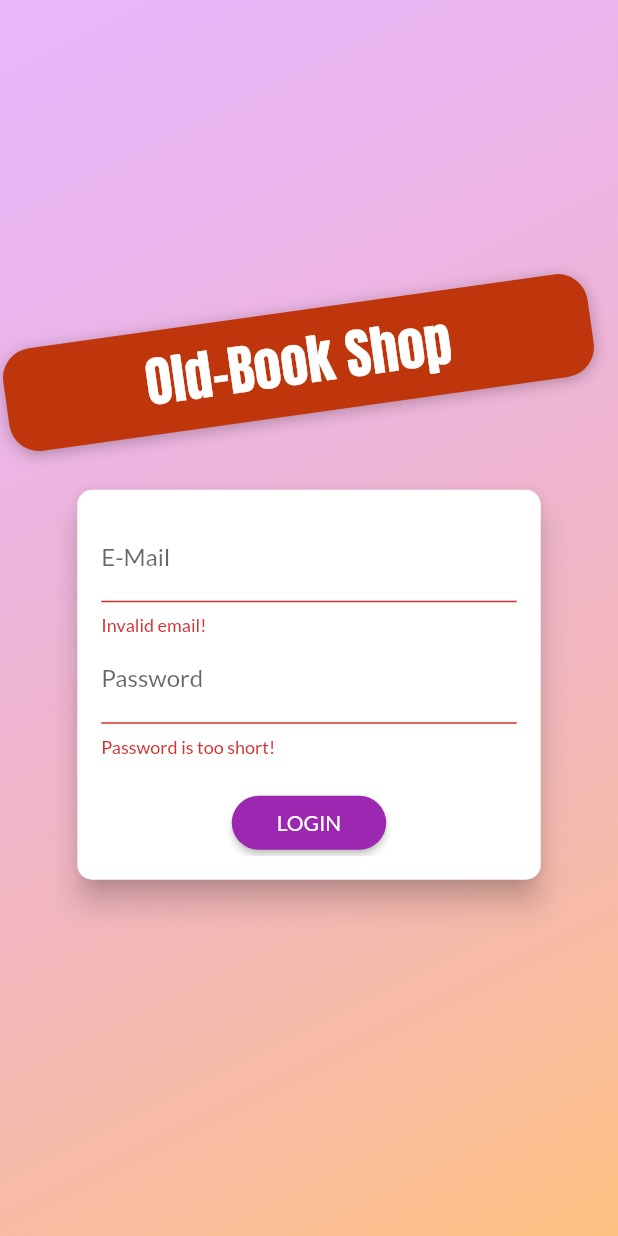
After one commit to abdGhost/Shop-App, a Flutter app: the screen it shows after launch, after a tap on "LOGIN", on a phone screen of 412 x 824 dp. The commit adds this screen. Run offline on Flutter 3.47's test engine with Material 2 defaults, Android fonts, the phone set to English and light mode, and no system bars; our stand-ins replace shared_preferences; network calls fail.

Commit message:
Using firestore to store using information and also added auto-login using shared preferences

```diff
--- a/lib/main.dart
+++ b/lib/main.dart
@@ -1,11 +1,14 @@
 import 'package:flutter/material.dart';
 import 'package:provider/provider.dart';
+import 'package:shop_app/providers/auth.dart';
 import 'package:shop_app/providers/orders.dart';
+import 'package:shop_app/screens/auth_screen.dart';
 import 'package:shop_app/screens/cart_screen.dart';
 import 'package:shop_app/screens/edit_product_screen.dart';
 import 'package:shop_app/screens/orders_screen.dart';
 import 'package:shop_app/screens/product_detail_screen.dart';
 import 'package:shop_app/screens/products_overview_screen.dart';
+import 'package:shop_app/screens/splash_screen.dart';
 import 'package:shop_app/screens/user_products_screen.dart';
 
 import 'providers/cart.dart';
@@ -19,16 +22,36 @@ class MyApp extends StatelessWidget {
     return MultiProvider(
       providers: [
         ChangeNotifierProvider(
-          create: (ctx) => Products(),
+          create: (ctx) => Auth(),
+        ),
+        // ChangeNotifierProvider(
+        //   create: (ctx) => Products(),
+        // ),
+        ChangeNotifierProxyProvider<Auth, Products>(
+          create: (_) => Products('', '', []),
+          update: (ctx, auth, previousProducts) => Products(
+            auth.token,
+            auth.userId,
+            previousProducts == null ? [] : previousProducts.items,
+          ),
         ),
         ChangeNotifierProvider(
           create: (ctx) => Cart(),
         ),
-        ChangeNotifierProvider(
-          create: (ctx) => Orders(),
+        // ChangeNotifierProvider(
+        //   create: (ctx) => Orders(),
+        // ),
+        ChangeNotifierProxyProvider<Auth, Orders>(
+          create: (_) => Orders('', '', []),
+          update: (ctx, auth, previousOrders) => Orders(
+            auth.token,
+            auth.userId,
+            previousOrders == null ? [] : previousOrders.orders,
+          ),
         ),
       ],
-      child: MaterialApp(
+      child: Consumer<Auth>(
+        builder: (ctx, auth, _) => MaterialApp(
           debugShowCheckedModeBanner: false,
           title: 'My Shop',
           theme: ThemeData(
@@ -36,7 +59,16 @@ class MyApp extends StatelessWidget {
             accentColor: Colors.deepOrange,
             fontFamily: 'Lato',
           ),
-        home: ProductOverviewScreen(),
+          home: auth.isAuth
+              ? ProductOverviewScreen()
+              : FutureBuilder(
+                  future: auth.tryAutoLogin(),
+                  builder: (ctx, authResultSnapshot) =>
+                      authResultSnapshot.connectionState ==
+                              ConnectionState.waiting
+                          ? SplashScreen()
+                          : AuthScreen(),
+                ),
           routes: {
             ProductDetailScreen.routesName: (ctx) => ProductDetailScreen(),
             CartScreen.routeName: (ctx) => CartScreen(),
@@ -45,6 +77,7 @@ class MyApp extends StatelessWidget {
             EditProductScreen.routeName: (ctx) => EditProductScreen(),
           },
         ),
+      ),
     );
   }
 }
--- /dev/null
+++ b/lib/providers/auth.dart
@@ -0,0 +1,126 @@
+import 'dart:async';
+import 'dart:convert';
+
+import 'package:flutter/cupertino.dart';
+import 'package:http/http.dart' as http;
+import 'package:shared_preferences/shared_preferences.dart';
+import 'package:shop_app/models/http_exception.dart';
+
+class Auth with ChangeNotifier {
+  String _token;
+  DateTime _expiryDate;
+  String _userId;
+  Timer _authTimer;
+
+  bool get isAuth {
+    return token != null;
+  }
+
+  String get token {
+    if (_expiryDate != null &&
+        _expiryDate.isAfter(DateTime.now()) &&
+        _token != null) {
+      return _token;
+    }
+    return null;
+  }
+
+  String get userId {
+    return _userId;
+  }
+
+  Future<void> _authenticate(
+      String email, String password, String urlSegment) async {
+    final url =
+        'https://identitytoolkit.googleapis.com/v1/accounts:$urlSegment?key=AIzaSyB6eLMRmLHVmrtmEFTH8DiPwP6YYGVjckY';
+    try {
+      final response = await http.post(
+        Uri.parse(url),
+        body: json.encode(
+          {
+            'email': email,
+            'password': password,
+            'returnSecureToken': true,
+          },
+        ),
+      );
+      final responseData = json.decode(response.body);
+      if (responseData['error'] != null) {
+        throw HttpException(
+          responseData['error']['message'],
+        );
+      }
+      _token = responseData['idToken'];
+      _userId = responseData['localId'];
+      _expiryDate = DateTime.now().add(
+        Duration(
+          seconds: int.parse(responseData['expiresIn']),
+        ),
+      );
+      _autoLogout();
+      notifyListeners();
+
+      final prefs = await SharedPreferences.getInstance();
+      final userData = json.encode({
+        'token': _token,
+        'userId': _userId,
+        'expiryDate': _expiryDate.toIso8601String()
+      });
+      prefs.setString('userData', userData);
+    } catch (error) {
+      throw error;
+    }
+  }
+
+  Future<bool> tryAutoLogin() async {
+    final prefs = await SharedPreferences.getInstance();
+
+    if (!prefs.containsKey('userData')) {
+      return false;
+    }
+    final extractedUserData =
+        json.decode(prefs.getString('userData')) as Map<String, Object>;
+
+    final expiryDate = DateTime.parse(extractedUserData['expiryDate']);
+    if (expiryDate.isBefore(DateTime.now())) {
+      return false;
+    }
+
+    _token = extractedUserData['token'];
+    _userId = extractedUserData['userId'];
+    _expiryDate = expiryDate;
+    notifyListeners();
+    _autoLogout();
+    return true;
+  }
+
+  Future<void> signup(String email, String password) async {
+    return _authenticate(email, password, 'signUp');
+  }
+
+  Future<void> login(String email, String password) async {
+    return _authenticate(email, password, 'signInWithPassword');
+  }
+
+  Future<void> logout() async {
+    _token = null;
+    _userId = null;
+    _expiryDate = null;
+    if (_authTimer != null) {
+      _authTimer.cancel();
+      _authTimer = null;
+    }
+    notifyListeners();
+    final prefs = await SharedPreferences.getInstance();
+    // prefs.remove('userDatata');
+    prefs.clear();
+  }
+
+  void _autoLogout() {
+    if (_authTimer != null) {
+      _authTimer.cancel();
+    }
+    final timeToExpiry = _expiryDate.difference(DateTime.now()).inSeconds;
+    _authTimer = Timer(Duration(seconds: timeToExpiry), logout);
+  }
+}
--- a/lib/providers/orders.dart
+++ b/lib/providers/orders.dart
@@ -20,14 +20,18 @@ class OrderItem {
 
 class Orders with ChangeNotifier {
   List<OrderItem> _orders = [];
+  String authToken;
+  final String userId;
+
+  Orders(this.authToken, this.userId, this._orders);
 
   List<OrderItem> get orders {
     return [..._orders];
   }
 
   Future<void> fetchAndSetOrders() async {
-    const url =
-        'https://shopapp-71821-default-rtdb.asia-southeast1.firebasedatabase.app/orders.json';
+    final url =
+        'https://shopapp-71821-default-rtdb.asia-southeast1.firebasedatabase.app/orders/$userId.json?auth=$authToken';
     final response = await http.get(Uri.parse(url));
     print(json.decode(response.body));
     final List<OrderItem> loadedOrders = [];
@@ -58,8 +62,8 @@ class Orders with ChangeNotifier {
   }
 
   Future<void> addOrder(List<CartItem> cartProduct, double total) async {
-    const url =
-        'https://shopapp-71821-default-rtdb.asia-southeast1.firebasedatabase.app/orders.json';
+    final url =
+        'https://shopapp-71821-default-rtdb.asia-southeast1.firebasedatabase.app/orders/$userId.json?auth=$authToken';
     final timeStamp = DateTime.now();
     final response = await http.post(
       Uri.parse(url),
--- /dev/null
+++ b/lib/screens/auth_screen.dart
@@ -0,0 +1,277 @@
+import 'dart:math';
+
+import 'package:flutter/material.dart';
+import 'package:provider/provider.dart';
+import 'package:shop_app/models/http_exception.dart';
+import 'package:shop_app/providers/auth.dart';
+
+enum AuthMode { Signup, Login }
+
+class AuthScreen extends StatelessWidget {
+  static const routeName = '/auth';
+
+  @override
+  Widget build(BuildContext context) {
+    final deviceSize = MediaQuery.of(context).size;
+    // final transformConfig = Matrix4.rotationZ(-8 * pi / 180);
+    // transformConfig.translate(-10.0);
+    return Scaffold(
+      // resizeToAvoidBottomInset: false,
+      body: Stack(
+        children: <Widget>[
+          Container(
+            decoration: BoxDecoration(
+              gradient: LinearGradient(
+                colors: [
+                  Color.fromRGBO(215, 117, 255, 1).withOpacity(0.5),
+                  Color.fromRGBO(255, 188, 117, 1).withOpacity(0.9),
+                ],
+                begin: Alignment.topLeft,
+                end: Alignment.bottomRight,
+                stops: [0, 1],
+              ),
+            ),
+          ),
+          SingleChildScrollView(
+            child: Container(
+              height: deviceSize.height,
+              width: deviceSize.width,
+              child: Column(
+                mainAxisAlignment: MainAxisAlignment.center,
+                crossAxisAlignment: CrossAxisAlignment.center,
+                children: <Widget>[
+                  Flexible(
+                    child: Container(
+                      margin: EdgeInsets.only(bottom: 20.0),
+                      padding:
+                          EdgeInsets.symmetric(vertical: 8.0, horizontal: 94.0),
+                      transform: Matrix4.rotationZ(-8 * pi / 180)
+                        ..translate(-10.0),
+                      // ..translate(-10.0),
+                      decoration: BoxDecoration(
+                        borderRadius: BorderRadius.circular(20),
+                        color: Colors.deepOrange.shade900,
+                        boxShadow: [
+                          BoxShadow(
+                            blurRadius: 8,
+                            color: Colors.black26,
+                            offset: Offset(0, 2),
+                          )
+                        ],
+                      ),
+                      child: Text(
+                        'Old-Book Shop',
+                        style: TextStyle(
+                          color: Theme.of(context).accentTextTheme.title.color,
+                          fontSize: 36,
+                          fontFamily: 'Anton',
+                          fontWeight: FontWeight.normal,
+                        ),
+                        textAlign: TextAlign.center,
+                      ),
+                    ),
+                  ),
+                  Flexible(
+                    flex: deviceSize.width > 600 ? 2 : 1,
+                    child: AuthCard(),
+                  ),
+                ],
+              ),
+            ),
+          ),
+        ],
+      ),
+    );
+  }
+}
+
+class AuthCard extends StatefulWidget {
+  const AuthCard({
+    Key key,
+  }) : super(key: key);
+
+  @override
+  _AuthCardState createState() => _AuthCardState();
+}
+
+class _AuthCardState extends State<AuthCard> {
+  final GlobalKey<FormState> _formKey = GlobalKey();
+  AuthMode _authMode = AuthMode.Login;
+  Map<String, String> _authData = {
+    'email': '',
+    'password': '',
+  };
+  var _isLoading = false;
+  final _passwordController = TextEditingController();
+
+  void _showErrorDialog(String message) {
+    showDialog(
+      context: context,
+      builder: (ctx) => AlertDialog(
+        title: Text('An Error Occured'),
+        content: Text(message),
+        actions: [
+          FlatButton(
+            onPressed: () {
+              Navigator.of(context).pop();
+            },
+            child: Text('Okay'),
+          ),
+        ],
+      ),
+    );
+  }
+
+  Future<void> _submit() async {
+    if (!_formKey.currentState.validate()) {
+      // Invalid!
+      return;
+    }
+    _formKey.currentState.save();
+    setState(() {
+      _isLoading = true;
+    });
+
+    try {
+      if (_authMode == AuthMode.Login) {
+        // Log user in
+        await Provider.of<Auth>(context, listen: false).login(
+          _authData['email'],
+          _authData['password'],
+        );
+      } else {
+        // Sign user up
+        await Provider.of<Auth>(context, listen: false).signup(
+          _authData['email'],
+          _authData['password'],
+        );
+      }
+    } on HttpException catch (error) {
+      var errorMessage = 'Authication failed.';
+
+      if (error.toString().contains('EMAIL_EXISTS')) {
+        errorMessage = 'This email address already in use';
+      } else if (error.toString().contains('INVALID_EMAIL')) {
+        errorMessage = 'This is nota valid email address';
+      } else if (error.toString().contains('WEAK_PASSWORD')) {
+        errorMessage = 'This password is too weak';
+      } else if (error.toString().contains('EMAIL_NOT_FOUND')) {
+        errorMessage = 'Could not find a user with that email id';
+      } else if (error.toString().contains('INVALID_PASSWORD')) {
+        errorMessage = 'Invalid password';
+      }
+      _showErrorDialog(errorMessage);
+    } catch (error) {
+      const errorMessage = 'Could not authenicate you. Please try again later.';
+      _showErrorDialog(errorMessage);
+    }
+    setState(() {
+      _isLoading = false;
+    });
+  }
+
+  void _switchAuthMode() {
+    if (_authMode == AuthMode.Login) {
+      setState(() {
+        _authMode = AuthMode.Signup;
+      });
+    } else {
+      setState(() {
+        _authMode = AuthMode.Login;
+      });
+    }
+  }
+
+  @override
+  Widget build(BuildContext context) {
+    final deviceSize = MediaQuery.of(context).size;
+    return Card(
+      shape: RoundedRectangleBorder(
+        borderRadius: BorderRadius.circular(10.0),
+      ),
+      elevation: 8.0,
+      child: Container(
+        height: _authMode == AuthMode.Signup ? 320 : 260,
+        constraints:
+            BoxConstraints(minHeight: _authMode == AuthMode.Signup ? 320 : 260),
+        width: deviceSize.width * 0.75,
+        padding: EdgeInsets.all(16.0),
+        child: Form(
+          key: _formKey,
+          child: SingleChildScrollView(
+            child: Column(
+              children: <Widget>[
+                TextFormField(
+                  decoration: InputDecoration(labelText: 'E-Mail'),
+                  keyboardType: TextInputType.emailAddress,
+                  validator: (value) {
+                    if (value.isEmpty || !value.contains('@')) {
+                      return 'Invalid email!';
+                    }
+                    return null;
+                    return null;
+                  },
+                  onSaved: (value) {
+                    _authData['email'] = value;
+                  },
+                ),
+                TextFormField(
+                  decoration: InputDecoration(labelText: 'Password'),
+                  obscureText: true,
+                  controller: _passwordController,
+                  validator: (value) {
+                    if (value.isEmpty || value.length < 5) {
+                      return 'Password is too short!';
+                    }
+                  },
+                  onSaved: (value) {
+                    _authData['password'] = value;
+                  },
+                ),
+                if (_authMode == AuthMode.Signup)
+                  TextFormField(
+                    enabled: _authMode == AuthMode.Signup,
+                    decoration: InputDecoration(labelText: 'Confirm Password'),
+                    obscureText: true,
+                    validator: _authMode == AuthMode.Signup
+                        ? (value) {
+                            if (value != _passwordController.text) {
+                              return 'Passwords do not match!';
+                            }
+                          }
+                        : null,
+                  ),
+                SizedBox(
+                  height: 20,
+                ),
+                if (_isLoading)
+                  CircularProgressIndicator()
+                else
+                  RaisedButton(
+                    child:
+                        Text(_authMode == AuthMode.Login ? 'LOGIN' : 'SIGN UP'),
+                    onPressed: _submit,
+                    shape: RoundedRectangleBorder(
+                      borderRadius: BorderRadius.circular(30),
+                    ),
+                    padding:
+                        EdgeInsets.symmetric(horizontal: 30.0, vertical: 8.0),
+                    color: Theme.of(context).primaryColor,
+                    textColor: Theme.of(context).primaryTextTheme.button.color,
+                  ),
+                FlatButton(
+                  child: Text(
+                      '${_authMode == AuthMode.Login ? 'SIGNUP' : 'LOGIN'} INSTEAD'),
+                  onPressed: _switchAuthMode,
+                  padding: EdgeInsets.symmetric(horizontal: 30.0, vertical: 4),
+                  materialTapTargetSize: MaterialTapTargetSize.shrinkWrap,
+                  textColor: Theme.of(context).primaryColor,
+                ),
+              ],
+            ),
+          ),
+        ),
+      ),
+    );
+  }
+}
--- /dev/null
+++ b/lib/screens/splash_screen.dart
@@ -0,0 +1,10 @@
+import 'package:flutter/material.dart';
+
+class SplashScreen extends StatelessWidget {
+  @override
+  Widget build(BuildContext context) {
+    return Center(
+      child: CircularProgressIndicator(),
+    );
+  }
+}
--- a/lib/widgets/product_item.dart
+++ b/lib/widgets/product_item.dart
@@ -1,5 +1,6 @@
 import 'package:flutter/material.dart';
 import 'package:provider/provider.dart';
+import 'package:shop_app/providers/auth.dart';
 import 'package:shop_app/providers/cart.dart';
 import 'package:shop_app/providers/product.dart';
 import 'package:shop_app/screens/product_detail_screen.dart';
@@ -15,6 +16,7 @@ class ProductItem extends StatelessWidget {
   Widget build(BuildContext context) {
     final product = Provider.of<Product>(context, listen: false);
     final cart = Provider.of<Cart>(context, listen: false);
+    final authToken = Provider.of<Auth>(context, listen: false);
     return ClipRRect(
       borderRadius: BorderRadius.circular(10),
       child: GridTile(
@@ -37,7 +39,7 @@ class ProductItem extends StatelessWidget {
               icon: Icon(
                   product.isFavorite ? Icons.favorite : Icons.favorite_border),
               onPressed: () {
-                product.toogleFavoriteStatus();
+                product.toogleFavoriteStatus(authToken.token,authToken.userId,);
               },
               color: Theme.of(context).accentColor,
             ),
--- a/pubspec.yaml
+++ b/pubspec.yaml
@@ -26,6 +26,7 @@ dependencies:
   provider: ^6.0.0
   intl: ^0.17.0
   http: ^0.13.3
+  shared_preferences:
 
   # The following adds the Cupertino Icons font to your application.
   # Use with the CupertinoIcons class for iOS style icons.
```
Also changed, not shown: lib/providers/product.dart (+6 -6 lines), lib/providers/products.dart (+29 -9 lines), lib/screens/user_products_screen.dart (+15 -4 lines), lib/widgets/app_drawer.dart (+13 -0 lines), pubspec.lock. Lines whose indentation alone changed are shown as unchanged.
